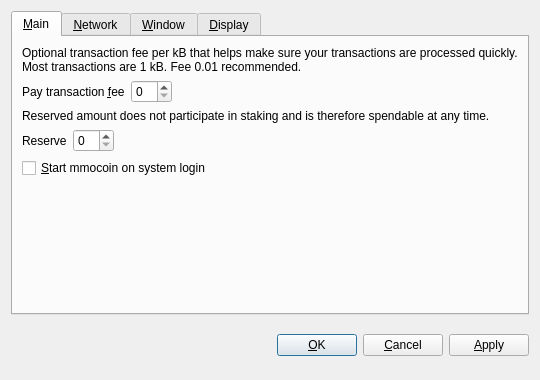
Old version of the form src/qt/forms/optionsdialog.ui in the repository MMO-Coin/mmocoin-legacy.
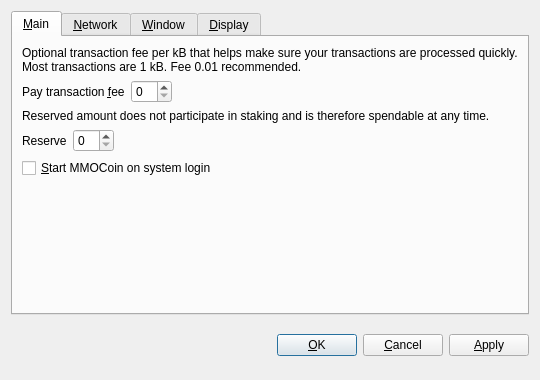
New version of the form. Icons and pictures are not drawn. Custom widgets are drawn as their Qt base class.

Diff of the .ui file:
```diff
--- a/src/qt/forms/optionsdialog.ui
+++ b/src/qt/forms/optionsdialog.ui
@@ -132,7 +132,7 @@
           <string>Automatically start mmocoin after logging in to the system.</string>
          </property>
          <property name="text">
-          <string>&amp;Start mmocoin on system login</string>
+          <string>&amp;Start MMOCoin on system login</string>
          </property>
         </widget>
        </item>
```
Left out of the diff: 10 changed lines with no effect on the pictures.
